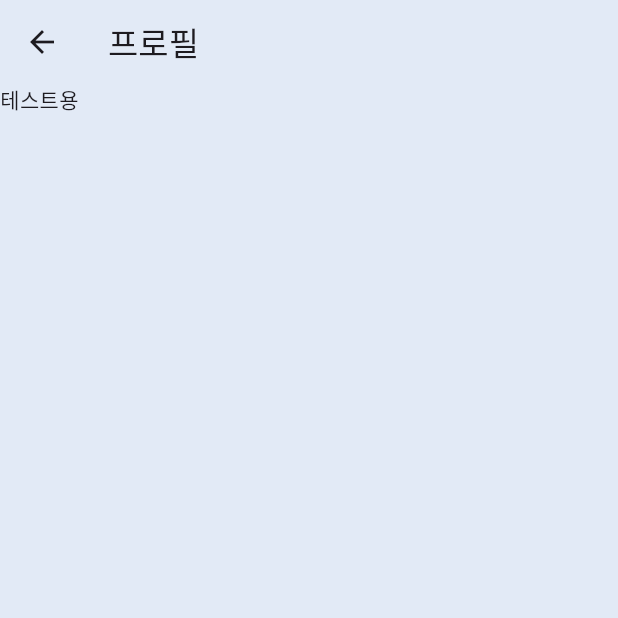
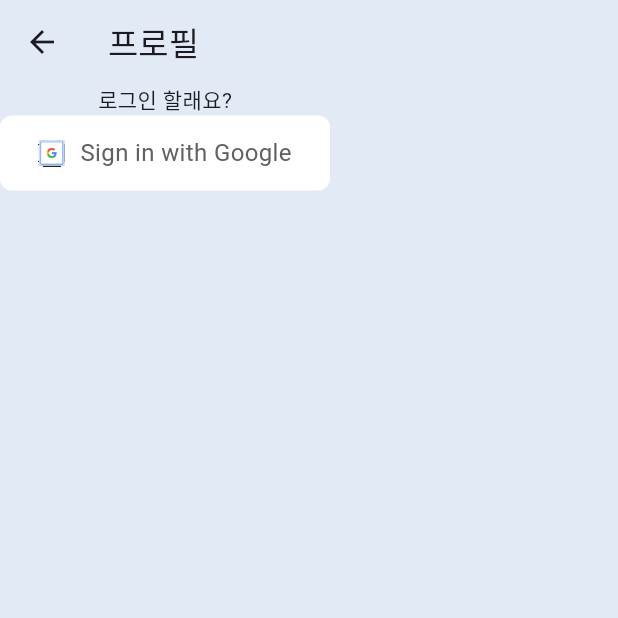
Before and after one commit to Richter3766/my_memory, a Flutter app: the ProfilePage screen opened directly, on a phone screen of 412 x 824 dp, the top half of it. Run offline on Flutter 3.47's test engine with Material 3 defaults, Android fonts, the phone set to English and light mode, and no system bars; our stand-ins replace google_sign_in, sqflite, table_calendar; accounts and stored records are empty.

Commit message:
프로필 페이지: 구글 로그인 추가

```diff
--- a/lib/views/pages/profile.dart
+++ b/lib/views/pages/profile.dart
@@ -11,7 +11,11 @@
     return const Scaffold(
       backgroundColor: backgroundColor,
       appBar: ProfileAppBar(),
-      body: ProfileBody(),
+      body: Column(
+          children: [
+            ProfileLoginBody(),
+          ]
+      ),
     );
   }
 }
--- a/lib/views/widgets/body/profile_body.dart
+++ b/lib/views/widgets/body/profile_body.dart
@@ -1,19 +1,86 @@
 import 'package:flutter/material.dart';
+import 'package:google_sign_in/google_sign_in.dart';
 
-class ProfileBody extends StatefulWidget{
-  const ProfileBody({super.key});
+import '../button/google_login_button.dart';
+
+GoogleSignIn _googleSignIn = GoogleSignIn(
+  scopes: [
+    'email',
+    'https://www.googleapis.com/auth/contacts.readonly',
+  ],
+);
+
+class ProfileLoginBody extends StatefulWidget{
+  const ProfileLoginBody({super.key});
 
   @override
-  State<StatefulWidget> createState() => _ProfileBodyState();
-
+  State<StatefulWidget> createState() => _ProfileLoginBodyState();
 }
 
-class _ProfileBodyState extends State<ProfileBody>{
+class _ProfileLoginBodyState extends State<ProfileLoginBody>{
+  GoogleSignInAccount? _currentUser;
+
+  @override
+  void initState(){
+    super.initState();
+    _googleSignIn.onCurrentUserChanged.listen((GoogleSignInAccount? account) {
+      setState(() {
+        _currentUser = account;
+      });
+    });
+    _googleSignIn.signInSilently();
+  }
+
+  Future<void> _handleSignIn() async {
+    try {
+      GoogleSignInAccount? googleUser = await _googleSignIn.signIn();
+      setState(() {
+        _currentUser = googleUser;
+      });
+    } catch (error) {
+      debugPrint(error as String?);
+    }
+  }
+
+  Future<void> _handleSignOut() async {
+    _googleSignIn.disconnect();
+    setState(() {
+      _currentUser = null;
+    });
+  }
+
   @override
   Widget build(BuildContext context) {
-    return const SizedBox(
-      child: Text("테스트용"),
-    );
+    return _buildBody();
   }
-
+  Widget _buildBody() {
+    if (_currentUser != null) {
+      return Column(
+        mainAxisAlignment: MainAxisAlignment.center,
+        children: <Widget>[
+          ListTile(
+            leading: GoogleUserCircleAvatar(
+              identity: _currentUser!,
+            ),
+            title: Text(_currentUser!.displayName ?? ''),
+            subtitle: Text(_currentUser!.email),
+          ),
+          TextButton(
+            onPressed: _handleSignOut,
+            child: const Text('SIGN OUT'),
+          ),
+        ],
+      );
+    } else {
+      return Column(
+        mainAxisAlignment: MainAxisAlignment.center,
+        children: <Widget>[
+          const Text('로그인 할래요?'),
+          GoogleSignInButton(
+            onPressed: _handleSignIn,
+          ),
+        ],
+      );
+    }
+  }
 }
--- /dev/null
+++ b/lib/views/widgets/button/google_login_button.dart
@@ -0,0 +1,41 @@
+import 'package:flutter/material.dart';
+
+class GoogleSignInButton extends StatelessWidget {
+  final VoidCallback onPressed;
+
+  const GoogleSignInButton({super.key, required this.onPressed});
+
+  @override
+  Widget build(BuildContext context) {
+    return InkWell(
+      onTap: onPressed,
+      child: Container(
+        width: 220.0,
+        height: 50.0,
+        decoration: BoxDecoration(
+          color: Colors.white,
+          borderRadius: BorderRadius.circular(8.0),
+        ),
+        child: Row(
+          mainAxisAlignment: MainAxisAlignment.center,
+          children: <Widget>[
+            const Image(
+              image: AssetImage('assets/google_logo.png'), // Add your own google logo asset
+              height: 18.0,
+            ),
+            Padding(
+              padding: const EdgeInsets.only(left: 10.0),
+              child: Text(
+                'Sign in with Google',
+                style: TextStyle(
+                  fontSize: 16.0,
+                  color: Colors.grey[700],
+                ),
+              ),
+            ),
+          ],
+        ),
+      ),
+    );
+  }
+}
--- a/pubspec.yaml
+++ b/pubspec.yaml
@@ -40,7 +40,7 @@
   table_calendar: ^3.0.9
   intl: ^0.18.1
   provider: ^6.1.1
-
+  google_sign_in: ^6.2.1
 
 dev_dependencies:
   flutter_test:
@@ -58,7 +58,8 @@
 
 # The following section is specific to Flutter packages.
 flutter:
-
+  assets:
+    - assets/
   # The following line ensures that the Material Icons font is
   # included with your application, so that you can use the icons in
   # the material Icons class.
```
Also changed, not shown: assets/google_logo.png (added), pubspec.lock, 1 other file.
